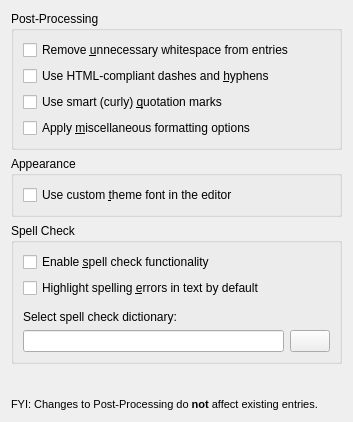
Above: ui/configurationeditor.ui from pwizard2/robojournal before the change. Below: the same form after it.
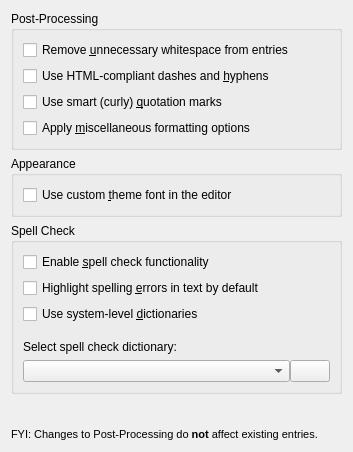
That is the form after the change. Icons and pictures are not drawn.

Commit message: added basic infrastructure for system-level dictionary support

The edit to the form file:
```diff
--- a/ui/configurationeditor.ui
+++ b/ui/configurationeditor.ui
@@ -7,13 +7,13 @@
     <x>0</x>
     <y>0</y>
     <width>353</width>
-    <height>422</height>
+    <height>452</height>
    </rect>
   </property>
   <property name="windowTitle">
    <string>Form</string>
   </property>
-  <layout class="QVBoxLayout" name="verticalLayout">
+  <layout class="QVBoxLayout" name="verticalLayout_4">
    <item>
     <widget class="QGroupBox" name="groupBox">
      <property name="title">
@@ -87,7 +87,7 @@
      <property name="title">
       <string>Spell Check</string>
      </property>
-     <layout class="QVBoxLayout" name="verticalLayout_4">
+     <layout class="QVBoxLayout" name="verticalLayout">
       <item>
        <widget class="QCheckBox" name="UseSpellCheck">
         <property name="toolTip">
@@ -113,6 +113,16 @@
         </property>
        </widget>
       </item>
+      <item>
+       <widget class="QCheckBox" name="SystemLevelDic">
+        <property name="toolTip">
+         <string>&lt;html&gt;&lt;head/&gt;&lt;body&gt;&lt;p&gt;&lt;span style=&quot; font-weight:600;&quot;&gt;(GNU/Linux only)&lt;/span&gt; If checked, this option causes RoboJournal to scan your computer for system-level dictionaries instead of defaulting to its own built-in US English dictionary.&lt;/p&gt;&lt;/body&gt;&lt;/html&gt;</string>
+        </property>
+        <property name="text">
+         <string>Use system-level &amp;dictionaries</string>
+        </property>
+       </widget>
+      </item>
       <item>
        <spacer name="verticalSpacer">
         <property name="orientation">
@@ -124,7 +134,7 @@
         <property name="sizeHint" stdset="0">
          <size>
           <width>20</width>
-          <height>6</height>
+          <height>10</height>
          </size>
         </property>
        </spacer>
@@ -137,16 +147,12 @@
        </widget>
       </item>
       <item>
-       <layout class="QHBoxLayout" name="horizontalLayout">
+       <layout class="QHBoxLayout" name="horizontalLayout" stretch="1,0">
+        <property name="spacing">
+         <number>0</number>
+        </property>
         <item>
-         <widget class="QLineEdit" name="Dictionary">
-          <property name="frame">
-           <bool>true</bool>
-          </property>
-          <property name="readOnly">
-           <bool>true</bool>
-          </property>
-         </widget>
+         <widget class="QComboBox" name="Dictionary"/>
         </item>
         <item>
          <widget class="QPushButton" name="BrowseButton">
```
The commit also changes 9 other files.
